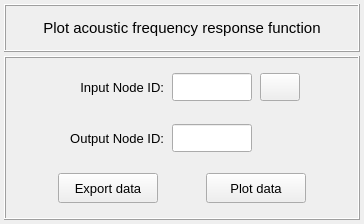
First picture: the form in pulse/interface/data/ui_files/plots/results/acoustic/get_acoustic_frequency_response_function.ui, repository open-pulse/OpenPulse, before the edit.
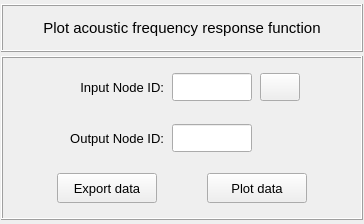
Second picture: the form after the edit. Icons and pictures are not drawn.

The edit to the form file:
```diff
--- a/pulse/interface/data/ui_files/plots/results/acoustic/get_acoustic_frequency_response_function.ui
+++ b/pulse/interface/data/ui_files/plots/results/acoustic/get_acoustic_frequency_response_function.ui
@@ -27,13 +27,13 @@
   </property>
   <layout class="QGridLayout" name="gridLayout_4">
    <property name="leftMargin">
-    <number>4</number>
+    <number>1</number>
    </property>
    <property name="topMargin">
     <number>4</number>
    </property>
    <property name="rightMargin">
-    <number>4</number>
+    <number>1</number>
    </property>
    <property name="bottomMargin">
     <number>4</number>
```
